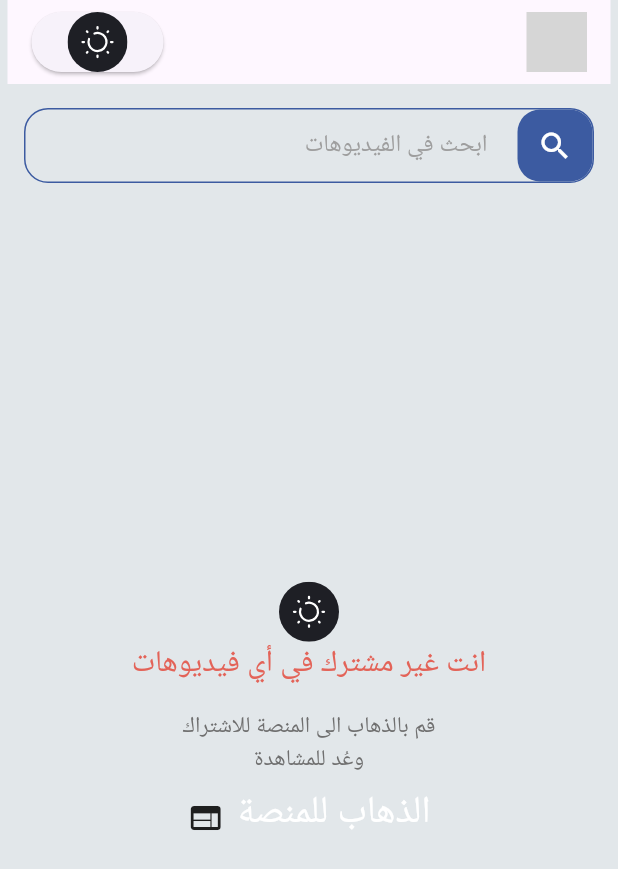
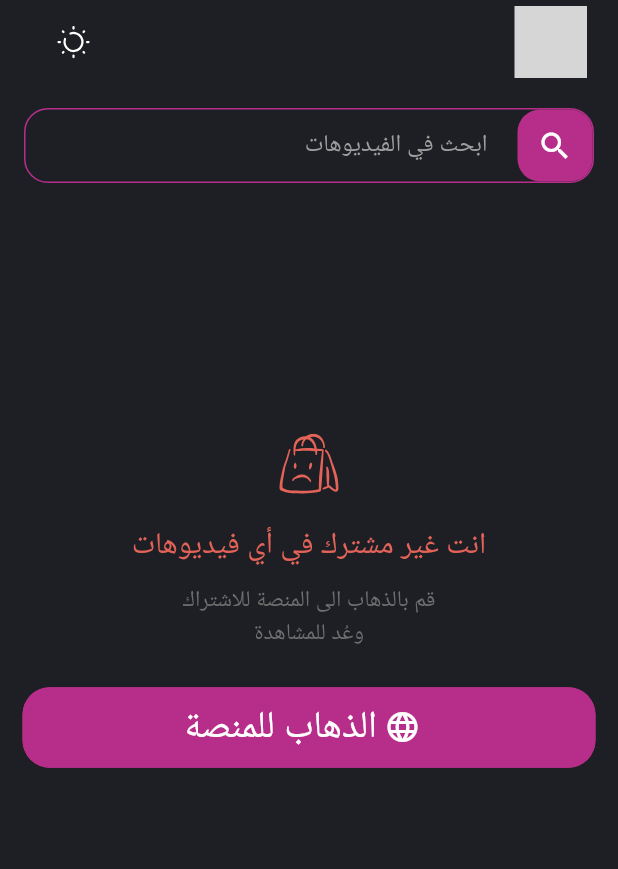
Before and after one commit to ABDO-OS/Easy-bio, a Flutter app: the screen it shows after launch, on a phone screen of 412 x 824 dp. Shown: the top 869 px of the screen. Run offline on Flutter 3.47's test engine with Material 3 defaults, Android fonts, the phone set to English and light mode, and no system bars; our stand-ins replace flutter_screenutil, flutter_svg; Roboto replaces fonts that are missing (Din); grey boxes are pictures that could not be loaded.

Commit message:
feat: Update CustomButton height, adjust spacing in subscriptions screen, and modify theme colors

```diff
--- a/lib/core/bottomwidget/CustomButton.dart
+++ b/lib/core/bottomwidget/CustomButton.dart
@@ -17,7 +17,7 @@ class CustomButton extends StatelessWidget {
     return InkWell(
       onTap: onTap,
       child: Container(
-        height: 48.h,
+        height: 45.h,
         width: double.infinity,
         clipBehavior: Clip.antiAliasWithSaveLayer,
         decoration: BoxDecoration(
@@ -26,9 +26,9 @@ class CustomButton extends StatelessWidget {
           boxShadow: [
             BoxShadow(
               color: context.color.primaryColor,
-              blurRadius: 4,
-              offset: Offset(0, 2),
-              spreadRadius: 0,
+              // blurRadius: 4,
+              // offset: Offset(0, 2),
+              // spreadRadius: 0,
             ),
           ],
         ),
@@ -36,16 +36,13 @@ class CustomButton extends StatelessWidget {
           mainAxisSize: MainAxisSize.min,
           mainAxisAlignment: MainAxisAlignment.center,
           children: [
+            Text(
+              text,
+              style: TextStyles.regular22.copyWith(color: Colors.white),
+            ),
+            SizedBox(width: 5),
             if (icon != null) icon!,
             if (icon != null) SizedBox(width: 8.w),
-
-            Padding(
-              padding: const EdgeInsets.only(bottom: 8.0),
-              child: Text(
-                text,
-                style: TextStyles.regular22.copyWith(color: Colors.white),
-              ),
-            ),
           ],
         ),
       ),
--- a/lib/core/extensions/context_extension.dart
+++ b/lib/core/extensions/context_extension.dart
@@ -1,5 +1,4 @@
 import 'package:flutter/material.dart';
-import 'package:flutter/widgets.dart';
 import '../style/colors/app_colors.dart';
 import '../style/images/appassets.dart';
 
--- a/lib/core/style/images/appassets.dart
+++ b/lib/core/style/images/appassets.dart
@@ -10,6 +10,6 @@ class AppAssets {
 
   static String themeIcon(BuildContext context) {
     final isDark = Theme.of(context).brightness == Brightness.dark;
-    return isDark ? ImageAssets.iconDarkTheme : ImageAssets.iconLightTheme;
+    return isDark ? ImageAssets.iconLightTheme : ImageAssets.iconDarkTheme;
   }
 }
--- a/lib/features/subscriptions/presentation/view/subscriptionscreen.dart
+++ b/lib/features/subscriptions/presentation/view/subscriptionscreen.dart
@@ -1,6 +1,5 @@
 import 'package:flutter/material.dart';
 
-import '../../../../core/style/colors/colors.dart' as appColors;
 import '../widgets/SearchBar.dart';
 import '../widgets/appbar.dart';
 import '../widgets/custombody.dart';
@@ -16,9 +15,9 @@ class Subscriptionscreen extends StatelessWidget {
       body: Column(
         children: [
           CustomSearchBar(),
-          Spacer(),
+          Spacer(flex: 1),
           Center(child: Custombody()),
-          Spacer(),
+          Spacer(flex: 2),
         ],
       ),
     );
--- a/lib/features/subscriptions/presentation/widgets/SearchBar.dart
+++ b/lib/features/subscriptions/presentation/widgets/SearchBar.dart
@@ -1,5 +1,6 @@
 import 'package:flutter/material.dart';
 import '../../../../core/style/colors/colors.dart' as appColors;
+import '../../../../core/style/colors/colors.dart';
 
 class CustomSearchBar extends StatelessWidget {
   const CustomSearchBar({super.key});
@@ -10,8 +11,8 @@ class CustomSearchBar extends StatelessWidget {
       height: 50,
       margin: const EdgeInsets.all(16),
       decoration: BoxDecoration(
-        color: appColors.ColorsLight.primaryColor,
-        border: Border.all(color: appColors.ColorsLight.secondaryColor),
+        color: Theme.of(context).primaryColor,
+        border: Border.all(color: ColorsLight.thirdColor),
         borderRadius: BorderRadius.circular(16),
       ),
       child: Row(
@@ -31,7 +32,7 @@ class CustomSearchBar extends StatelessWidget {
             height: double.infinity,
             width: 50,
             decoration: BoxDecoration(
-              color: appColors.ColorsLight.secondaryColor,
+              color: ColorsLight.thirdColor,
               borderRadius: BorderRadius.circular(15),
             ),
             child: Icon(Icons.search, color: appColors.ColorsLight.white),
--- a/lib/features/subscriptions/presentation/widgets/appbar.dart
+++ b/lib/features/subscriptions/presentation/widgets/appbar.dart
@@ -1,7 +1,6 @@
 import 'package:flutter/material.dart';
 import 'package:flutter_svg/flutter_svg.dart';
 
-import '../../../../core/constants/constants.dart';
 import '../../../../core/style/images/appassets.dart';
 
 class CostimeAppbar extends StatelessWidget implements PreferredSizeWidget {
@@ -12,14 +11,20 @@ class CostimeAppbar extends StatelessWidget implements PreferredSizeWidget {
     return Padding(
       padding: const EdgeInsets.symmetric(horizontal: 5.0),
       child: AppBar(
+        backgroundColor: Theme.of(context).primaryColor,
         title: Row(
           children: [
-            ElevatedButton(
+            IconButton(
               onPressed: () {},
-              child: SvgPicture.asset(AppAssets.themeIcon(context)),
+              icon: SvgPicture.asset(AppAssets.themeIcon(context)),
             ),
             Spacer(),
-            SvgPicture.asset(AppAssets.logo(context), height: 40, width: 40),
+            SvgPicture.asset(
+              AppAssets.logo(context),
+              // height: 30,
+              // width: 50,
+              // placeholderBuilder: (context) => CircularProgressIndicator(),
+            ),
           ],
         ),
       ),
--- a/lib/features/subscriptions/presentation/widgets/custombody.dart
+++ b/lib/features/subscriptions/presentation/widgets/custombody.dart
@@ -2,8 +2,8 @@ import 'package:flutter/material.dart';
 import 'package:flutter_svg/svg.dart';
 
 import '../../../../core/bottomwidget/CustomButton.dart';
+import '../../../../core/constants/constants.dart';
 import '../../../../core/style/colors/colors.dart';
-import '../../../../core/style/images/appassets.dart';
 
 class Custombody extends StatelessWidget {
   const Custombody({super.key});
@@ -12,12 +12,13 @@ class Custombody extends StatelessWidget {
   Widget build(BuildContext context) {
     return Column(
       children: [
-        SvgPicture.asset(AppAssets.themeIcon(context)),
+        SvgPicture.asset(ImageAssets.bag),
+        SizedBox(height: 20),
         Text(
           'انت غير مشترك في أي فيديوهات',
           style: TextStyle(color: ColorsLight.orange, fontSize: 20),
         ),
-        SizedBox(height: 15),
+        SizedBox(height: 10),
         Text(
           'قم بالذهاب الى المنصة للاشتراك',
           style: TextStyle(
@@ -32,7 +33,14 @@ class Custombody extends StatelessWidget {
             fontSize: 15,
           ),
         ),
-        CustomButton(text: 'الذهاب للمنصة', icon: Icon(Icons.web)),
+        SizedBox(height: 15),
+        Padding(
+          padding: const EdgeInsets.symmetric(horizontal: 15.0, vertical: 10),
+          child: CustomButton(
+            text: 'الذهاب للمنصة',
+            icon: Icon(Icons.language),
+          ),
+        ),
       ],
     );
   }
--- a/lib/main.dart
+++ b/lib/main.dart
@@ -22,9 +22,9 @@ class MyApp extends StatelessWidget {
         ),
         darkTheme: ThemeData(
           brightness: Brightness.dark,
-          primaryColor: appColors.ColorsDark.primaryColor,
+          primaryColor: appColors.ColorsDark.black2,
         ),
-        themeMode: ThemeMode.light,
+        themeMode: ThemeMode.dark,
         home: const Subscriptionscreen(),
       ),
     );
--- a/pubspec.yaml
+++ b/pubspec.yaml
@@ -64,7 +64,7 @@ flutter:
   # To add assets to your application, add an assets section, like this:
   assets:
     - assets/images/
-    # - assets/images/app_icon_white.svg
+    - assets/images/app_icon_dark.svg
 
   # An image asset can refer to one or more resolution-specific "variants", see
   # https://flutter.dev/to/resolution-aware-images
```
